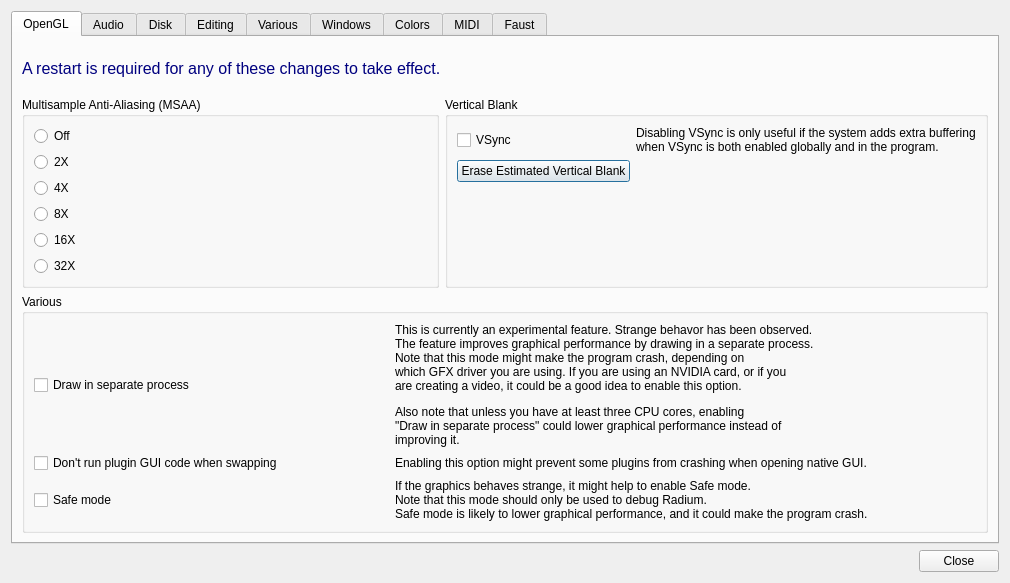
Above: Qt/qt4_preferences.ui from kmatheussen/radium before the change. Below: the same form after it.
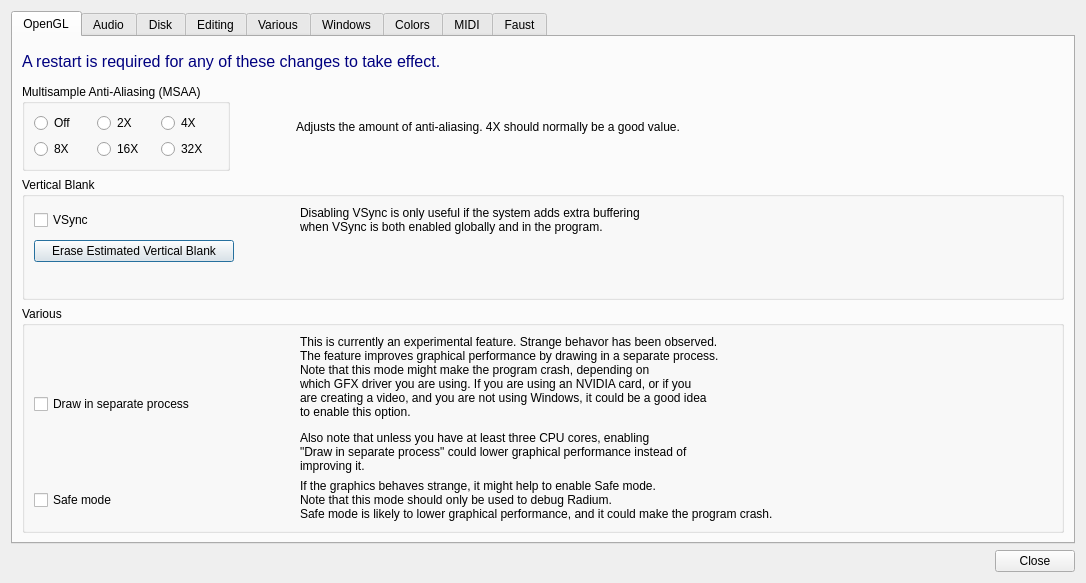
That is the form after the change.

Commit message: Some preferences gui adjustments

What changed in the file:
```diff
--- a/Qt/qt4_preferences.ui
+++ b/Qt/qt4_preferences.ui
@@ -6,7 +6,7 @@
    <rect>
     <x>0</x>
     <y>0</y>
-    <width>1010</width>
+    <width>1086</width>
     <height>583</height>
    </rect>
   </property>
@@ -29,7 +29,7 @@
       <attribute name="title">
        <string>OpenGL</string>
       </attribute>
-      <layout class="QVBoxLayout" name="verticalLayout_2" stretch="0,0,0,0,1">
+      <layout class="QVBoxLayout" name="verticalLayout_2" stretch="0,0,0,0,0,1">
        <item>
         <spacer name="verticalSpacer">
          <property name="orientation">
@@ -70,6 +70,18 @@
         <layout class="QHBoxLayout" name="horizontalLayout_2">
          <item>
           <widget class="QGroupBox" name="mmagroup">
+           <property name="sizePolicy">
+            <sizepolicy hsizetype="Fixed" vsizetype="Preferred">
+             <horstretch>0</horstretch>
+             <verstretch>0</verstretch>
+            </sizepolicy>
+           </property>
+           <property name="minimumSize">
+            <size>
+             <width>200</width>
+             <height>0</height>
+            </size>
+           </property>
            <property name="font">
             <font>
              <pointsize>9</pointsize>
@@ -81,43 +93,43 @@
            <property name="title">
             <string>Multisample Anti-Aliasing (MSAA)</string>
            </property>
-           <layout class="QVBoxLayout" name="verticalLayout_5">
-            <item>
+           <layout class="QGridLayout" name="gridLayout_5">
+            <item row="0" column="0">
              <widget class="QRadioButton" name="mma1">
               <property name="text">
                <string>Off</string>
               </property>
              </widget>
             </item>
-            <item>
+            <item row="0" column="1">
              <widget class="QRadioButton" name="mma2">
               <property name="text">
                <string>2X</string>
               </property>
              </widget>
             </item>
-            <item>
+            <item row="0" column="2">
              <widget class="QRadioButton" name="mma4">
               <property name="text">
                <string>4X</string>
               </property>
              </widget>
             </item>
-            <item>
+            <item row="1" column="0">
              <widget class="QRadioButton" name="mma8">
               <property name="text">
                <string>8X</string>
               </property>
              </widget>
             </item>
-            <item>
+            <item row="1" column="1">
              <widget class="QRadioButton" name="mma16">
               <property name="text">
                <string>16X</string>
               </property>
              </widget>
             </item>
-            <item>
+            <item row="1" column="2">
              <widget class="QRadioButton" name="mma32">
               <property name="text">
                <string>32X</string>
@@ -128,6 +140,47 @@
           </widget>
          </item>
          <item>
+          <spacer name="horizontalSpacer_11">
+           <property name="orientation">
+            <enum>Qt::Horizontal</enum>
+           </property>
+           <property name="sizeType">
+            <enum>QSizePolicy::Fixed</enum>
+           </property>
+           <property name="sizeHint" stdset="0">
+            <size>
+             <width>60</width>
+             <height>20</height>
+            </size>
+           </property>
+          </spacer>
+         </item>
+         <item>
+          <widget class="QLabel" name="label_12">
+           <property name="text">
+            <string>&lt;html&gt;&lt;head/&gt;&lt;body&gt;&lt;span style=&quot; color:#000000;&quot;&gt;Adjusts the amount of anti-aliasing. 4X should normally be a good value.&lt;/span&gt;&lt;/body&gt;&lt;/html&gt;</string>
+           </property>
+          </widget>
+         </item>
+         <item>
+          <spacer name="horizontalSpacer_2">
+           <property name="orientation">
+            <enum>Qt::Horizontal</enum>
+           </property>
+           <property name="sizeType">
+            <enum>QSizePolicy::Fixed</enum>
+           </property>
+           <property name="sizeHint" stdset="0">
+            <size>
+             <width>40</width>
+             <height>20</height>
+            </size>
+           </property>
+          </spacer>
+         </item>
+        </layout>
+       </item>
+       <item>
           <widget class="QGroupBox" name="horizontalGroupBox">
            <property name="font">
             <font>
@@ -137,12 +190,24 @@
            <property name="title">
             <string>Vertical Blank</string>
            </property>
-           <layout class="QGridLayout" name="gridLayout_5">
+         <layout class="QGridLayout" name="erase_vblank_group_box_layout">
             <item row="0" column="0">
              <widget class="QCheckBox" name="vsyncOnoff">
               <property name="enabled">
                <bool>true</bool>
               </property>
+            <property name="sizePolicy">
+             <sizepolicy hsizetype="Fixed" vsizetype="Fixed">
+              <horstretch>0</horstretch>
+              <verstretch>0</verstretch>
+             </sizepolicy>
+            </property>
+            <property name="minimumSize">
+             <size>
+              <width>200</width>
+              <height>0</height>
+             </size>
+            </property>
               <property name="toolTip">
                <string>&lt;html&gt;&lt;head/&gt;&lt;body&gt;&lt;p&gt;&lt;span style=&quot; font-size:9pt;&quot;&gt;Whether to synchronize on Vertibal Blank&lt;/span&gt;&lt;/p&gt;&lt;p&gt;&lt;br/&gt;&lt;/p&gt;&lt;p&gt;&lt;span style=&quot; font-size:9pt;&quot;&gt;Normally, it doesn't make sense to turn off this option.&lt;/span&gt;&lt;/p&gt;&lt;p&gt;&lt;span style=&quot; font-size:9pt;&quot;&gt;However, if using Linux with an Intel or AMD GFX chip, the &lt;/span&gt;&lt;/p&gt;&lt;p&gt;&lt;span style=&quot; font-size:9pt;&quot;&gt;performance can be increased significantly by unchecking&lt;/span&gt;&lt;/p&gt;&lt;p&gt;&lt;span style=&quot; font-size:9pt;&quot;&gt;this option. If using an AMD Chip on Linux, it could also seem&lt;/span&gt;&lt;/p&gt;&lt;p&gt;&lt;span style=&quot; font-size:9pt;&quot;&gt;like the driver becomes more stable if vsync is turned OFF.&lt;/span&gt;&lt;/p&gt;&lt;/body&gt;&lt;/html&gt;</string>
               </property>
@@ -154,7 +219,7 @@
               </property>
              </widget>
             </item>
-            <item row="0" column="1">
+          <item row="0" column="2">
              <widget class="QLabel" name="label_11">
               <property name="text">
                <string>&lt;html&gt;&lt;head/&gt;&lt;body&gt;&lt;span style=&quot; color:#000000;&quot;&gt;Disabling VSync is only useful if the system adds extra buffering&lt;br&gt; when VSync is both enabled globally and in the program.&lt;/span&gt;&lt;/body&gt;&lt;/html&gt;</string>
@@ -172,7 +237,7 @@
              </widget>
             </item>
             <item row="2" column="0">
-             <spacer name="verticalSpacer_6">
+           <spacer name="erase_estimated_vblank_spacer">
               <property name="orientation">
                <enum>Qt::Vertical</enum>
               </property>
@@ -184,10 +249,40 @@
               </property>
              </spacer>
             </item>
-           </layout>
-          </widget>
-         </item>
-        </layout>
+          <item row="0" column="1">
+           <spacer name="horizontalSpacer_10">
+            <property name="orientation">
+             <enum>Qt::Horizontal</enum>
+            </property>
+            <property name="sizeType">
+             <enum>QSizePolicy::Fixed</enum>
+            </property>
+            <property name="sizeHint" stdset="0">
+             <size>
+              <width>60</width>
+              <height>20</height>
+             </size>
+            </property>
+           </spacer>
+          </item>
+          <item row="0" column="3">
+           <spacer name="horizontalSpacer_7">
+            <property name="orientation">
+             <enum>Qt::Horizontal</enum>
+            </property>
+            <property name="sizeType">
+             <enum>QSizePolicy::Fixed</enum>
+            </property>
+            <property name="sizeHint" stdset="0">
+             <size>
+              <width>40</width>
+              <height>20</height>
+             </size>
+            </property>
+           </spacer>
+          </item>
+         </layout>
+        </widget>
        </item>
        <item>
         <widget class="QGroupBox" name="horizontalGroupBox_2">
@@ -204,17 +299,22 @@
            <enum>QLayout::SetDefaultConstraint</enum>
           </property>
           <item row="2" column="0">
-           <widget class="QCheckBox" name="lock_juce_when_swapping_onoff">
-            <property name="text">
-             <string>Don't run plugin GUI code when swapping</string>
-            </property>
-           </widget>
-          </item>
-          <item row="3" column="0">
            <widget class="QCheckBox" name="safeModeOnoff">
             <property name="enabled">
              <bool>true</bool>
             </property>
+            <property name="sizePolicy">
+             <sizepolicy hsizetype="Fixed" vsizetype="Fixed">
+              <horstretch>0</horstretch>
+              <verstretch>0</verstretch>
+             </sizepolicy>
+            </property>
+            <property name="minimumSize">
+             <size>
+              <width>200</width>
+              <height>0</height>
+             </size>
+            </property>
             <property name="toolTip">
              <string/>
             </property>
@@ -226,14 +326,17 @@
             </property>
            </widget>
           </item>
-          <item row="3" column="1">
+          <item row="2" column="1">
            <spacer name="horizontalSpacer_6">
             <property name="orientation">
              <enum>Qt::Horizontal</enum>
             </property>
+            <property name="sizeType">
+             <enum>QSizePolicy::Fixed</enum>
+            </property>
             <property name="sizeHint" stdset="0">
              <size>
-              <width>40</width>
+              <width>60</width>
               <height>20</height>
              </size>
             </property>
@@ -242,11 +345,11 @@
           <item row="0" column="3">
            <widget class="QLabel" name="label_10">
             <property name="text">
-             <string>&lt;html&gt;&lt;head/&gt;&lt;body&gt;&lt;p&gt;&lt;span style=&quot; color:#000000;&quot;&gt;This is currently an experimental feature. Strange behavor has been observed.&lt;br/&gt;The feature improves graphical performance by drawing in a separate process.&lt;br/&gt;Note that this mode might make the program crash, depending on&lt;br/&gt;which GFX driver you are using. If you are using an NVIDIA card, or if you&lt;br/&gt;are creating a video, it could be a good idea to enable this option.&lt;/span&gt;&lt;/p&gt;&lt;p&gt;Also note that unless you have at least three CPU cores, enabling&lt;br/&gt;&amp;quot;Draw in separate process&amp;quot; could lower graphical performance instead of&lt;br/&gt;improving it.&lt;/p&gt;&lt;/body&gt;&lt;/html&gt;</string>
+             <string>&lt;html&gt;&lt;head/&gt;&lt;body&gt;&lt;p&gt;&lt;span style=&quot; color:#000000;&quot;&gt;This is currently an experimental feature. Strange behavor has been observed.&lt;br/&gt;The feature improves graphical performance by drawing in a separate process.&lt;br/&gt;Note that this mode might make the program crash, depending on&lt;br/&gt;which GFX driver you are using. If you are using an NVIDIA card, or if you&lt;br/&gt;are creating a video, and you are not using Windows, it could be a good idea&lt;br/&gt; to enable this option.&lt;/span&gt;&lt;/p&gt;&lt;p&gt;Also note that unless you have at least three CPU cores, enabling&lt;br/&gt;&amp;quot;Draw in separate process&amp;quot; could lower graphical performance instead of&lt;br/&gt;improving it.&lt;/p&gt;&lt;/body&gt;&lt;/html&gt;</string>
             </property>
            </widget>
           </item>
-          <item row="3" column="3">
+          <item row="2" column="3">
            <widget class="QLabel" name="label_2">
             <property name="text">
              <string>&lt;html&gt;&lt;head/&gt;&lt;body&gt;&lt;p&gt;&lt;span style=&quot; color:#000000;&quot;&gt;If the graphics behaves strange, it might help to enable Safe mode.&lt;/span&gt;&lt;br&gt;&lt;span style=&quot; color:#000000;&quot;&gt;Note that this mode should only be used to debug Radium.&lt;/span&gt;&lt;br&gt;&lt;span style=&quot; color:#000000;&quot;&gt;Safe mode is likely to lower graphical performance, and it could make the program crash.&lt;/span&gt;&lt;/p&gt;&lt;/body&gt;&lt;/html&gt;</string>
@@ -258,9 +361,12 @@
             <property name="orientation">
              <enum>Qt::Horizontal</enum>
             </property>
+            <property name="sizeType">
+             <enum>QSizePolicy::Fixed</enum>
+            </property>
             <property name="sizeHint" stdset="0">
              <size>
-              <width>40</width>
+              <width>60</width>
               <height>20</height>
              </size>
             </property>
@@ -271,6 +377,18 @@
             <property name="enabled">
              <bool>true</bool>
             </property>
+            <property name="sizePolicy">
+             <sizepolicy hsizetype="Fixed" vsizetype="Fixed">
+              <horstretch>0</horstretch>
+              <verstretch>0</verstretch>
+             </sizepolicy>
+            </property>
+            <property name="minimumSize">
+             <size>
+              <width>200</width>
+              <height>0</height>
+             </size>
+            </property>
             <property name="toolTip">
              <string/>
             </property>
@@ -282,24 +400,14 @@
             </property>
            </widget>
           </item>
-          <item row="3" column="4">
+          <item row="2" column="4">
            <spacer name="horizontalSpacer_3">
             <property name="orientation">
              <enum>Qt::Horizontal</enum>
             </property>
-            <property name="sizeHint" stdset="0">
-             <size>
-              <width>40</width>
-              <height>20</height>
-             </size>
+            <property name="sizeType">
+             <enum>QSizePolicy::Fixed</enum>
             </property>
-           </spacer>
-          </item>
-          <item row="2" column="1">
-           <spacer name="horizontalSpacer_2">
-            <property name="orientation">
-             <enum>Qt::Horizontal</enum>
-            </property>
             <property name="sizeHint" stdset="0">
              <size>
               <width>40</width>
@@ -308,14 +416,6 @@
             </property>
            </spacer>
           </item>
-          <item row="2" column="3">
-           <widget class="QLabel" name="label_12">
-            <property name="text">
-             <string>&lt;html&gt;&lt;head/&gt;&lt;body&gt;&lt;p&gt;&lt;span style=&quot; color:#000000;&quot;&gt;Enabling this option might prevent some plugins from crashing when opening native GUI.
-&lt;/span&gt;&lt;/p&gt;&lt;/body&gt;&lt;/html&gt;</string>
-            </property>
-           </widget>
-          </item>
          </layout>
         </widget>
        </item>
```
Left out of the diff: 4 changed lines with no effect on the pictures. Lines whose indentation alone changed are shown as unchanged. The commit also changes 4 other files.
